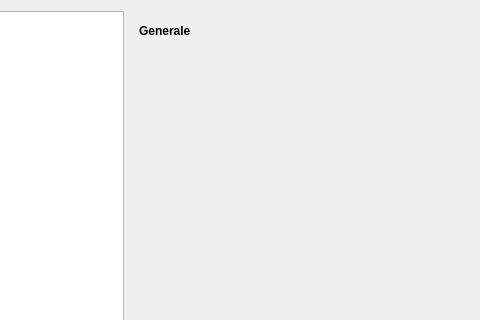
Above: configdialog.ui from gcala/GestioneCompetenzeMedici before the change; both pictures show x 227 to 707 and y 0 to 320 of the 707 by 480 pixel window. Below: the same form after it.
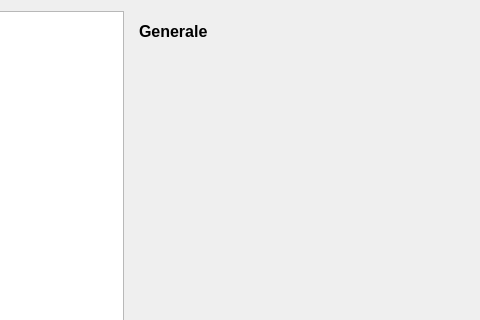
That is the form after the change. Icons and pictures are not drawn.

The edit to the form file:
```diff
--- a/configdialog.ui
+++ b/configdialog.ui
@@ -32,6 +32,7 @@
             <widget class="QLabel" name="label">
              <property name="font">
               <font>
+               <pointsize>12</pointsize>
                <weight>75</weight>
                <bold>true</bold>
               </font>
```
